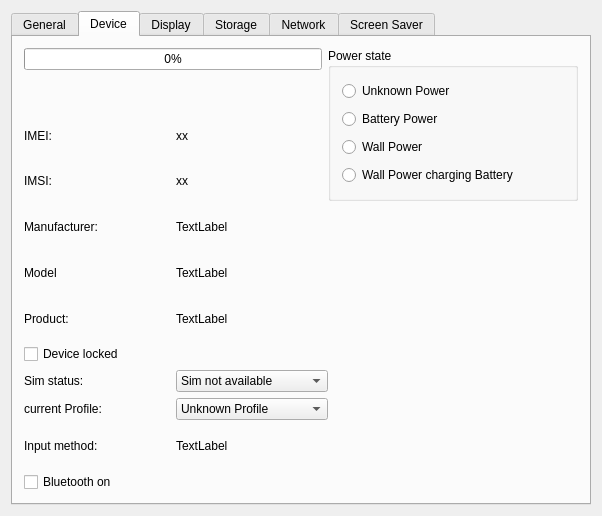
The window that examples/sysinfo/dialog.ui (qtproject/qt-mobility) describes before a commit, drawn with Qt 5.
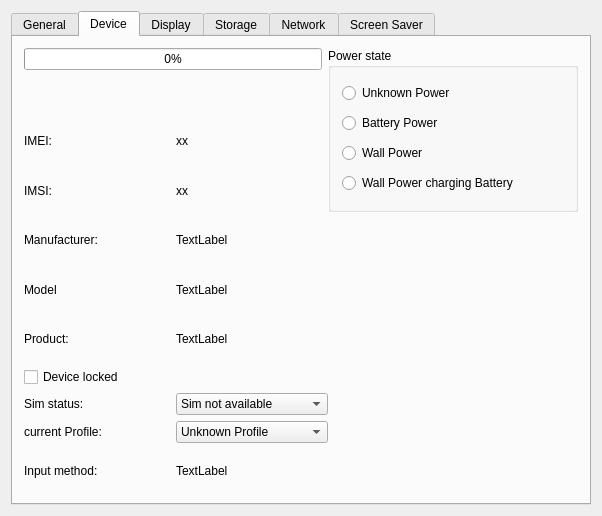
The same window after the commit. The open tabs and pages were chosen to show the change.

Commit message: get deviceLocked working and remove bluetooth checkbox from example

The edit to the form file:
```diff
--- a/examples/sysinfo/dialog.ui
+++ b/examples/sysinfo/dialog.ui
@@ -432,13 +432,6 @@
          </property>
         </widget>
        </item>
-       <item row="11" column="0">
-        <widget class="QCheckBox" name="bluetoothOnCheckBox">
-         <property name="text">
-          <string>Bluetooth on</string>
-         </property>
-        </widget>
-       </item>
       </layout>
      </widget>
      <widget class="QWidget" name="sysdisplaytab">
```
The commit also changes 2 other files.
